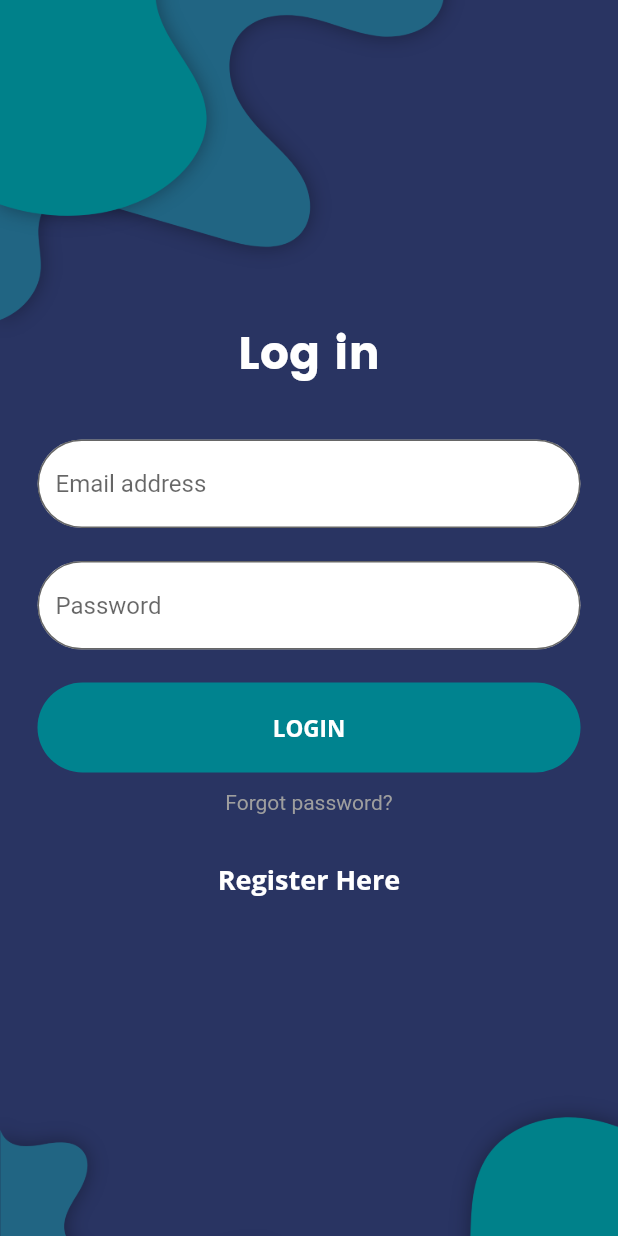
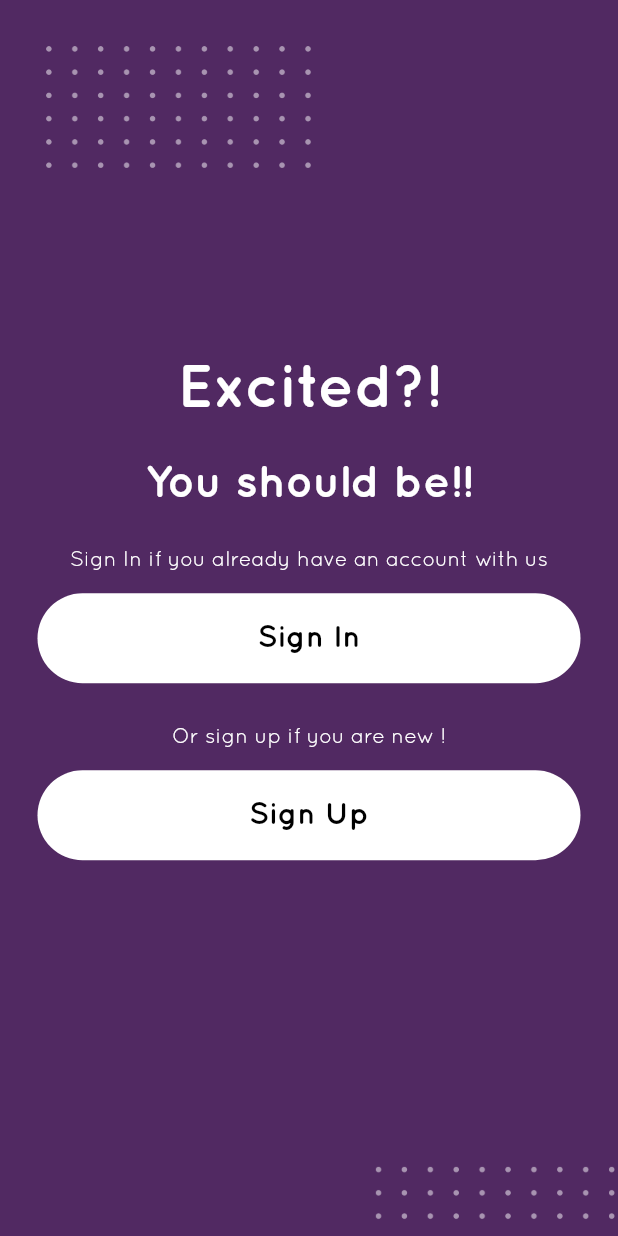
Before and after one commit to asmaa23azmi/flutterTasks, a Flutter app: the screen it shows after launch, on a phone screen of 412 x 824 dp. Run offline on Flutter 3.47's test engine with Material 2 defaults, Android fonts, the phone set to English and light mode, and no system bars.

Commit message:
flutter task

```diff
--- a/lib/main.dart
+++ b/lib/main.dart
@@ -1,5 +1,6 @@
 import 'package:flutter/material.dart';
 import '../task1/task1.dart';
+import '../task2/welcome_page.dart';
 
 void main() {
   runApp(const MyApp());
@@ -11,7 +12,8 @@ class MyApp extends StatelessWidget {
   @override
   Widget build(BuildContext context) {
     return MaterialApp(
-      home: task1(),
+      // home: task1(),
+      home: welcome_page(),
     );
   }
 }
--- a/lib/task1/task1.dart
+++ b/lib/task1/task1.dart
@@ -92,6 +92,7 @@ class task1 extends StatelessWidget {
                 Text(
                   'Forgot password?',
                   style: TextStyle(
+                    fontFamily: 'Roboto Regular',
                     color: Colors.grey,
                     fontSize: 14.0,
                   ),
@@ -107,7 +108,7 @@ class task1 extends StatelessWidget {
                   child: Text(
                     "Register Here",
                     style: TextStyle(
-                      fontFamily: 'Open Sans',
+                      fontFamily: 'Roboto Bold',
                       color: Colors.white,
                       fontWeight: FontWeight.bold,
                       fontSize: 18.0,
--- a/lib/task2/welcome_page.dart
+++ b/lib/task2/welcome_page.dart
@@ -0,0 +1,127 @@
+import 'package:flutter/material.dart';
+import './log_in.dart';
+
+class welcome_page extends StatelessWidget {
+  const welcome_page({Key? key}) : super(key: key);
+
+  @override
+  Widget build(BuildContext context) {
+    return MaterialApp(
+      home: Scaffold(
+        body: SafeArea(
+          child: Container(
+            decoration: BoxDecoration(
+                image: DecorationImage(
+              image: AssetImage('images/welcomePage.png'),
+              fit: BoxFit.cover,
+            )),
+            child: Column(
+              mainAxisAlignment: MainAxisAlignment.center,
+              children: <Widget>[
+                Text(
+                  'Excited?!',
+                  style: TextStyle(
+                    fontWeight: FontWeight.bold,
+                    fontSize: 40.0,
+                    fontFamily: 'Quicksand Bold',
+                    color: Colors.white,
+                  ),
+                ),
+                SizedBox(
+                  height: 30.0,
+                ),
+                Text(
+                  'You should be!!',
+                  style: TextStyle(
+                    fontFamily: 'Quicksand Bold',
+                    fontSize: 30.0,
+                    fontWeight: FontWeight.bold,
+                    color: Colors.white,
+                  ),
+                ),
+                SizedBox(
+                  height: 30.0,
+                ),
+                Text(
+                  'Sign In if you already have an account with us',
+                  style: TextStyle(
+                    fontFamily: 'Quicksand',
+                    color: Colors.white,
+                    fontSize: 14.0,
+                  ),
+                ),
+                SizedBox(
+                  height: 5.0,
+                ),
+                GestureDetector(
+                  onTap: () {
+                    // do something
+                    Navigator.push(
+                        context,
+                        MaterialPageRoute(
+                            builder: (context) => const log_in()));
+                  },
+                  child: Container(
+                    margin:
+                        EdgeInsets.symmetric(vertical: 10.0, horizontal: 25.0),
+                    height: 60.0,
+                    child: Center(
+                      child: Text(
+                        'Sign In',
+                        style: TextStyle(
+                          fontSize: 20.0,
+                          fontWeight: FontWeight.bold,
+                          fontFamily: 'Quicksand Bold',
+                          color: Colors.black,
+                        ),
+                      ),
+                    ),
+                    decoration: BoxDecoration(
+                        color: Colors.white,
+                        borderRadius: BorderRadius.circular(30.0)),
+                  ), // ,
+                ),
+                SizedBox(
+                  height: 20.0,
+                ),
+                Text(
+                  'Or sign up if you are new !',
+                  style: TextStyle(
+                    fontFamily: 'Quicksand',
+                    fontSize: 14.0,
+                    color: Colors.white,
+                  ),
+                ),
+                SizedBox(
+                  height: 5.0,
+                ),
+                GestureDetector(
+                  onTap: () {},
+                  child: Container(
+                    margin:
+                        EdgeInsets.symmetric(vertical: 10.0, horizontal: 25.0),
+                    height: 60.0,
+                    child: Center(
+                      child: Text(
+                        'Sign Up',
+                        style: TextStyle(
+                          fontFamily: 'Quicksand Bold',
+                          fontSize: 20.0,
+                          color: Colors.black,
+                          fontWeight: FontWeight.bold,
+                        ),
+                      ),
+                    ),
+                    decoration: BoxDecoration(
+                        color: Colors.white,
+                        borderRadius: BorderRadius.circular(30.0)),
+                  ),
+                ),
+              ],
+            ),
+          ),
+        ),
+      ),
+    );
+  }
+}
```
Also changed, not shown: lib/task2/log_in.dart (+133 -0 lines), pubspec.yaml (+12 -4 lines), images/D.png (deleted).
